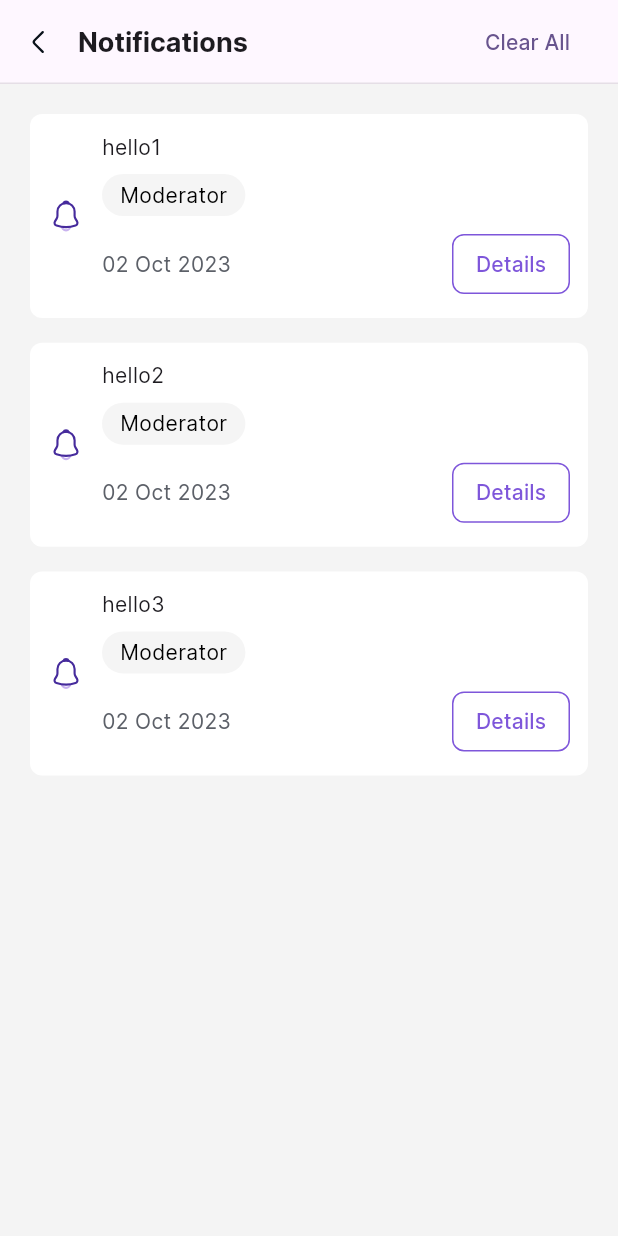
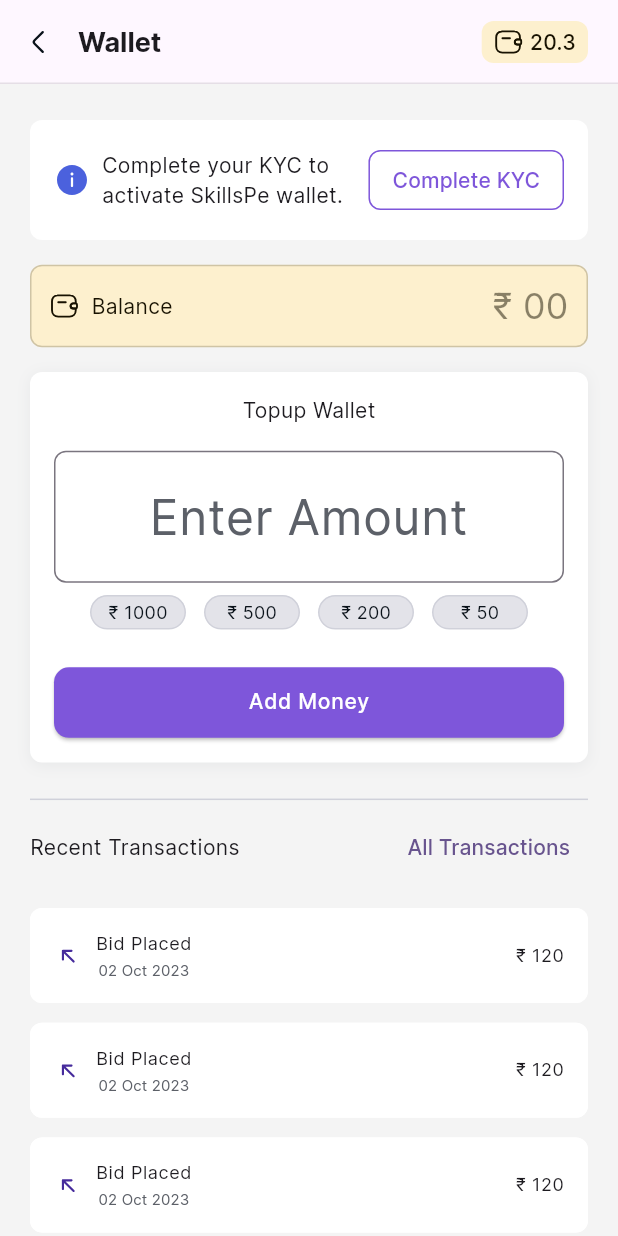
Before and after one commit to vanderduse/skillspe-Flutter-, a Flutter app: the screen it shows after launch, on a phone screen of 412 x 824 dp. Run offline on Flutter 3.47's test engine with Material 3 defaults, Android fonts, the phone set to English and light mode, and no system bars; our stand-ins replace auto_size_text, bloc, carousel_slider, country_code_picker, dio, dots_indicator and 8 more; missing offline and left inert: dart:ffi, flutter_firebase_recaptcha, wolt_modal_sheet; accounts and stored records are empty; project files that could hold a hidden picture were left out.

Commit message:
completed wallet ui
Signed-off-by: Ram Suthar <ramsuthar305@gmail.com>

```diff
--- a/lib/main.dart
+++ b/lib/main.dart
@@ -8,6 +8,7 @@ import 'package:skills_pe/screens/tournaments/create_tournament.dart';
 import 'package:skills_pe/screens/tournaments/edit_matches.dart';
 import 'package:skills_pe/screens/tournaments/main.dart';
 import 'package:skills_pe/screens/login_screens/main.dart';
+import 'package:skills_pe/screens/wallet/main.dart';
 import 'bloc/challenges_bloc.dart';
 
 void main() {
@@ -62,7 +63,7 @@ class MyApp extends StatelessWidget {
           fontFamily: 'Inter',
           useMaterial3: true,
         ),
-        home: const Notifications());
+        home: const Wallet());
   }
 }
 
--- /dev/null
+++ b/lib/screens/wallet/main.dart
@@ -0,0 +1,64 @@
+import 'package:flutter/material.dart';
+import 'package:flutter_svg/svg.dart';
+import 'package:skills_pe/screens/home_screens/main.dart';
+import 'package:skills_pe/screens/tournaments/widgets/create_team_bottom_sheet.dart';
+import 'package:skills_pe/screens/wallet/widgets/add_money_input_card.dart';
+import 'package:skills_pe/screens/wallet/widgets/kyc_pending_card.dart';
+import 'package:skills_pe/screens/wallet/widgets/transaction_details_card.dart';
+import 'package:skills_pe/screens/wallet/widgets/transaction_history_card.dart';
+import 'package:skills_pe/screens/wallet/widgets/transaction_history_header.dart';
+import 'package:skills_pe/screens/wallet/widgets/wallet_balance_card.dart';
+import 'package:skills_pe/sharedWidgets/card.dart';
+import 'package:skills_pe/sharedWidgets/vertical_separator.dart';
+
+class Wallet extends StatefulWidget {
+  const Wallet({super.key});
+
+  @override
+  State<Wallet> createState() => _WalletState();
+}
+
+class _WalletState extends State<Wallet> {
+  @override
+  Widget build(BuildContext context) {
+    return Scaffold(
+      backgroundColor: const Color(0xffF4F4F4),
+      appBar: navigationWithWallet("Wallet", 20.3),
+      body: SingleChildScrollView(
+        padding: EdgeInsets.symmetric(vertical: 24, horizontal: 20),
+        child: Column(
+          children: [
+            CompleteKycCard(),
+            VerticalSeparator(),
+            WalletBalance(),
+            VerticalSeparator(),
+            AddMoneyInputCard(),
+            const VerticalSeparator(),
+            const Divider(
+              color: Color(0xffD0D1DA),
+            ),
+            const TransactionHistoryHeader(),
+            const VerticalSeparator(),
+            ListView.separated(
+              shrinkWrap: true,
+              itemCount: 5,
+              separatorBuilder: (context, index) =>
+                  VerticalSeparator(heightFactor: 0.016),
+              itemBuilder: (context, index) {
+                return TransactionHistoryCard(
+                  onPress: () {
+                    // Handle onTap for each card
+                    BottomSheetManager.showGenericBottomSheet(context,
+                        TransactionDetailsCard(), "Transaction Details");
+                  },
+                );
+              },
+            )
+
+            // ListView.builder(itemBuilder: itemBuilder)
+          ],
+        ),
+      ),
+    );
+  }
+}
--- /dev/null
+++ b/lib/screens/wallet/widgets/add_money_input_card.dart
@@ -0,0 +1,85 @@
+import 'package:flutter/material.dart';
+import 'package:skills_pe/screens/wallet/widgets/large_numeric_text_field.dart';
+import 'package:skills_pe/sharedWidgets/card.dart';
+import 'package:skills_pe/sharedWidgets/clickable_chip.dart';
+import 'package:skills_pe/sharedWidgets/filled_btn.dart';
+import 'package:skills_pe/sharedWidgets/vertical_separator.dart';
+import 'package:skills_pe/utility/constants.dart';
+
+class AddMoneyInputCard extends StatefulWidget {
+  const AddMoneyInputCard({super.key});
+
+  @override
+  State<AddMoneyInputCard> createState() => _AddMoneyInputCardState();
+}
+
+class _AddMoneyInputCardState extends State<AddMoneyInputCard> {
+  bool isDisabled = false;
+  TextEditingController _amountController = TextEditingController();
+  final GlobalKey<FormState> _formKey = GlobalKey<FormState>();
+
+  @override
+  Widget build(BuildContext context) {
+    return CardWithShadow(
+      backgroundColor: Colors.white,
+      childWidget: Column(
+        children: [
+          const Text(TOPUP_WALLET),
+          const VerticalSeparator(),
+          Form(
+              key: _formKey,
+              child: Column(
+                children: [
+                  LargeNumericTextField(
+                      disabled: isDisabled,
+                      controller: _amountController,
+                      errorText: null //"Please enter the amount",
+                      ),
+                  const VerticalSeparator(
+                    heightFactor: 0.01,
+                  ),
+                  Wrap(
+                    spacing: 12.0, // Adjust the spacing between chips
+                    runSpacing:
+                        8.0, // Adjust the run spacing between chip lines
+                    children: TOPUP_AMOUNTS.map((element) {
+                      return ClickableChip(
+                        textColor: isDisabled
+                            ? const Color.fromARGB(255, 148, 148, 148)
+                            : const Color(0xff0A121A),
+                        chipColor: const Color(0xffD0D1DA),
+                        onPressed: () {
+                          if (!isDisabled)
+                            _amountController.text = element.toString();
+                        },
+                        text: '₹ $element',
+                      );
+                    }).toList(),
+                  ),
+                  const VerticalSeparator(
+                    heightFactor: 0.03,
+                  ),
+                  FilledBtn(
+                      label: ADD_MONEY,
+                      onPressed: () {
+                        _validate();
+                      },
+                      backgroundColor: Theme.of(context).primaryColor,
+                      textColor: Colors.white),
+                ],
+              ))
+        ],
+      ),
+    );
+  }
+
+  bool _validate() {
+    if (_formKey.currentState!.validate()) {
+      // Validated successfully, handle the form data
+      return true;
+    } else {
+      // Validation failed
+      return false;
+    }
+  }
+}
--- /dev/null
+++ b/lib/screens/wallet/widgets/kyc_pending_card.dart
@@ -0,0 +1,61 @@
+import 'package:flutter/material.dart';
+import 'package:flutter_svg/flutter_svg.dart';
+
+class CompleteKycCard extends StatelessWidget {
+  const CompleteKycCard({super.key});
+
+  @override
+  Widget build(BuildContext context) {
+    return Container(
+      decoration: const BoxDecoration(
+          color: Colors.white,
+          borderRadius: BorderRadius.all(Radius.circular(8))),
+      padding: EdgeInsets.all(16),
+      child: Row(
+        crossAxisAlignment: CrossAxisAlignment.center,
+        children: [
+          SizedBox(
+            height: 24,
+            width: 24,
+            child: SvgPicture.asset("assets/icons/info.svg"),
+          ),
+          const SizedBox(
+            width: 8,
+          ),
+          const Expanded(
+            child: Text(
+              "Complete your KYC to activate SkillsPe wallet.",
+              overflow: TextOverflow.ellipsis,
+              softWrap: true,
+              maxLines: 2,
+            ),
+          ),
+          const SizedBox(
+            width: 8,
+          ),
+          OutlinedButton(
+            onPressed: () {},
+            style: OutlinedButton.styleFrom(
+              padding: const EdgeInsets.symmetric(
+                vertical: 8,
+                horizontal: 16,
+              ),
+              side: BorderSide(
+                color: Theme.of(context).primaryColor,
+              ),
+              shape: RoundedRectangleBorder(
+                borderRadius: BorderRadius.circular(8.0),
+              ),
+            ),
+            child: Text(
+              'Complete KYC',
+              style: TextStyle(
+                color: Theme.of(context).primaryColor,
+              ),
+            ),
+          )
+        ],
+      ),
+    );
+  }
+}
--- /dev/null
+++ b/lib/screens/wallet/widgets/large_numeric_text_field.dart
@@ -0,0 +1,71 @@
+import 'package:flutter/material.dart';
+import 'package:flutter/services.dart';
+
+class LargeNumericTextField extends StatelessWidget {
+  const LargeNumericTextField({
+    Key? key,
+    required this.controller,
+    required this.errorText,
+    this.disabled = false,
+  }) : super(key: key);
+
+  final TextEditingController controller;
+  final String? errorText;
+  final bool disabled;
+
+  @override
+  Widget build(BuildContext context) {
+    return TextFormField(
+      controller: controller,
+      keyboardType: const TextInputType.numberWithOptions(decimal: true),
+      inputFormatters: [
+        FilteringTextInputFormatter.allow(RegExp(r'^\d+\.?\d{0,2}$')),
+      ],
+      style: TextStyle(
+        color: disabled ? Colors.grey : Colors.black,
+        fontSize: 32.0,
+        fontFamily: 'Inter',
+        fontStyle: FontStyle.normal,
+        fontWeight: FontWeight.w400,
+        decoration: TextDecoration.none,
+      ),
+      textAlign: TextAlign.center,
+      decoration: InputDecoration(
+        contentPadding: const EdgeInsets.symmetric(
+          vertical: 20.0,
+          horizontal: 16.0,
+        ),
+        hintText: 'Enter Amount',
+        hintStyle: TextStyle(
+          color: disabled ? Colors.grey : Color(0xFF5C6068),
+        ),
+        border: OutlineInputBorder(
+          borderRadius: BorderRadius.circular(8.0),
+          borderSide: BorderSide(
+            color: disabled ? Colors.grey : Color(0xFFD0D1DA),
+            width: 1.0,
+          ),
+        ),
+        focusedBorder: OutlineInputBorder(
+          borderRadius: BorderRadius.circular(8.0),
+          borderSide: BorderSide(
+            color: disabled ? Colors.grey : Color(0xFFD0D1DA),
+            width: 1.0,
+          ),
+        ),
+        errorText: errorText,
+      ),
+      validator: (value) {
+        if (disabled) {
+          return null; // No validation for disabled state
+        }
+        if (value == null || value.isEmpty) {
+          return 'Please enter a valid number.';
+        }
+        // You can add more specific validation logic if needed
+        return null;
+      },
+      enabled: !disabled,
+    );
+  }
+}
--- /dev/null
+++ b/lib/screens/wallet/widgets/transaction_details_card.dart
@@ -0,0 +1,71 @@
+import 'package:flutter/material.dart';
+import 'package:flutter_svg/flutter_svg.dart';
+import 'package:skills_pe/screens/wallet/widgets/transaction_id_card.dart';
+import 'package:skills_pe/sharedWidgets/filled_btn.dart';
+import 'package:skills_pe/sharedWidgets/vertical_separator.dart';
+import 'package:skills_pe/utility/constants.dart';
+
+class TransactionDetailsCard extends StatelessWidget {
+  const TransactionDetailsCard({Key? key});
+
+  @override
+  Widget build(BuildContext context) {
+    return Container(
+      decoration: BoxDecoration(color: Colors.white),
+      child: Column(
+        mainAxisAlignment: MainAxisAlignment.start,
+        crossAxisAlignment:
+            CrossAxisAlignment.start, // Align items to the start
+        children: [
+          Padding(
+            padding: EdgeInsets.symmetric(vertical: 24, horizontal: 20),
+            child: Column(
+              mainAxisAlignment: MainAxisAlignment.start,
+              crossAxisAlignment:
+                  CrossAxisAlignment.start, // Align items to the start
+              children: [
+                SvgPicture.asset('assets/icons/debited.svg'),
+                SizedBox(
+                  height: 4,
+                ),
+                Text(
+                  '₹ 120',
+                  style: TextStyle(
+                    color: Color(0xFF181201),
+                    fontSize: 20,
+                    fontFamily: 'Inter',
+                    fontWeight: FontWeight.w400,
+                    height: 0,
+                  ),
+                ),
+                VerticalSeparator(),
+                Text('Bid Placed for challenge <Challenge name>',
+                    style: Theme.of(context).textTheme.bodyMedium),
+                VerticalSeparator(heightFactor: .03),
+                TransactionIdCard(
+                  transactionId: '#GFSGS123456',
+                  date: 'January 7, 2024',
+                ),
+                VerticalSeparator(),
+                Container(
+                  width: double.infinity,
+                  child: TextButton(onPressed: () {}, child: Text(NEED_HELP)),
+                ),
+              ],
+            ),
+          ),
+          Divider(color: Colors.black.withOpacity(0.10000000149011612)),
+          Padding(
+            padding: EdgeInsets.symmetric(vertical: 16, horizontal: 20),
+            child: FilledBtn(
+              label: SHARE,
+              onPressed: () {},
+              backgroundColor: Theme.of(context).primaryColor,
+              textColor: Colors.white,
+            ),
+          ),
+        ],
+      ),
+    );
+  }
+}
--- /dev/null
+++ b/lib/screens/wallet/widgets/transaction_history_card.dart
@@ -0,0 +1,64 @@
+import 'package:flutter/material.dart';
+import 'package:flutter_svg/flutter_svg.dart';
+import 'package:skills_pe/sharedWidgets/card.dart';
+import 'package:skills_pe/sharedWidgets/clickable_card.dart';
+import 'package:skills_pe/sharedWidgets/vertical_separator.dart';
+
+class TransactionHistoryCard extends StatelessWidget {
+  final VoidCallback? onPress;
+
+  const TransactionHistoryCard({Key? key, this.onPress}) : super(key: key);
+
+  @override
+  Widget build(BuildContext context) {
+    return ClickableCard(
+      onPressed: onPress,
+      backgroundColor: Colors.white,
+      childWidget: Row(
+        mainAxisAlignment: MainAxisAlignment.spaceBetween,
+        crossAxisAlignment: CrossAxisAlignment.center,
+        children: [
+          Row(
+            children: [
+              SizedBox(
+                height: 20,
+                width: 20,
+                child: SvgPicture.asset('assets/icons/debited.svg'),
+              ),
+              const SizedBox(
+                width: 8,
+              ),
+              Column(
+                children: [
+                  Text(
+                    'Bid Placed',
+                    textAlign: TextAlign.center,
+                    style: Theme.of(context).textTheme.bodySmall,
+                  ),
+                  const VerticalSeparator(
+                    heightFactor: 0.004,
+                  ),
+                  Text(
+                    '02 Oct 2023',
+                    style: TextStyle(
+                      color: Color(0xFF5C6068),
+                      fontSize: 10,
+                      fontFamily: 'Inter',
+                      fontWeight: FontWeight.w400,
+                      height: 0,
+                    ),
+                  ),
+                ],
+              )
+            ],
+          ),
+          Text(
+            '₹ 120',
+            textAlign: TextAlign.right,
+            style: Theme.of(context).textTheme.bodySmall,
+          ),
+        ],
+      ),
+    );
+  }
+}
--- /dev/null
+++ b/lib/screens/wallet/widgets/transaction_history_header.dart
@@ -0,0 +1,17 @@
+import 'package:flutter/material.dart';
+import 'package:skills_pe/utility/constants.dart';
+
+class TransactionHistoryHeader extends StatelessWidget {
+  const TransactionHistoryHeader({super.key});
+
+  @override
+  Widget build(BuildContext context) {
+    return Row(
+      mainAxisAlignment: MainAxisAlignment.spaceBetween,
+      children: [
+        Text(RECENT_TRANSACTIONS),
+        TextButton(onPressed: () {}, child: Text(ALL_TRANSACTIONS))
+      ],
+    );
+  }
+}
--- /dev/null
+++ b/lib/screens/wallet/widgets/transaction_id_card.dart
@@ -0,0 +1,54 @@
+import 'package:flutter/material.dart';
+import 'package:flutter_svg/svg.dart';
+import 'package:skills_pe/utility/constants.dart';
+
+class TransactionIdCard extends StatelessWidget {
+  final String date;
+  final String transactionId;
+  final VoidCallback? onPressed;
+
+  const TransactionIdCard({
+    Key? key,
+    required this.date,
+    required this.transactionId,
+    this.onPressed,
+  }) : super(key: key);
+
+  @override
+  Widget build(BuildContext context) {
+    return Container(
+      padding: const EdgeInsets.all(16),
+      decoration: ShapeDecoration(
+        color: Color(0xFFF4F4F4),
+        shape: RoundedRectangleBorder(borderRadius: BorderRadius.circular(8)),
+      ),
+      child: Row(
+        mainAxisAlignment: MainAxisAlignment.spaceBetween,
+        children: [
+          Text(date, style: Theme.of(context).textTheme.bodySmall),
+          Row(
+            mainAxisAlignment: MainAxisAlignment.spaceBetween,
+            children: [
+              Text(TRANSACTION_ID,
+                  style: Theme.of(context).textTheme.bodySmall),
+              const SizedBox(width: 4),
+              Text(
+                transactionId,
+                textAlign: TextAlign.right,
+                style: TextStyle(
+                  color: Color(0xFF181201),
+                  fontSize: 12,
+                  fontFamily: 'Inter',
+                  fontWeight: FontWeight.w500,
+                  height: 0,
+                ),
+              ),
+              const SizedBox(width: 8),
+              SvgPicture.asset("assets/icons/copy.svg")
+            ],
+          ),
+        ],
+      ),
+    );
+  }
+}
--- /dev/null
+++ b/lib/screens/wallet/widgets/wallet_balance_card.dart
@@ -0,0 +1,63 @@
+import 'package:flutter/material.dart';
+import 'package:flutter_svg/flutter_svg.dart';
+
+class WalletBalance extends StatelessWidget {
+  const WalletBalance({super.key});
+
+  @override
+  Widget build(BuildContext context) {
+    return Container(
+      padding: const EdgeInsets.all(12),
+      decoration: ShapeDecoration(
+          color: const Color(0xFFFDF0CE),
+          shape: RoundedRectangleBorder(
+            side: const BorderSide(width: 1, color: Color(0x33181201)),
+            borderRadius: BorderRadius.circular(8),
+          )),
+      child: Row(
+        mainAxisAlignment: MainAxisAlignment.spaceBetween,
+        crossAxisAlignment: CrossAxisAlignment.center,
+        children: [
+          Row(
+            children: [
+              SizedBox(
+                width: 20,
+                height: 20,
+                child: SvgPicture.asset("assets/icons/wallet.svg"),
+              ),
+              const SizedBox(
+                width: 8,
+              ),
+              const Text(
+                "Balance",
+                style: TextStyle(
+                  color: Color(0xFF181201),
+                  fontSize: 14,
+                  fontFamily: 'Inter',
+                  fontWeight: FontWeight.w400,
+                  height: 0,
+                ),
+              )
+            ],
+          ),
+          SizedBox(
+            child: Opacity(
+              opacity: 0.50,
+              child: Text(
+                '₹ 00',
+                textAlign: TextAlign.right,
+                style: TextStyle(
+                  color: Color(0xFF181201),
+                  fontSize: 24,
+                  fontFamily: 'Inter',
+                  fontWeight: FontWeight.w400,
+                  height: 0,
+                ),
+              ),
+            ),
+          ),
+        ],
+      ),
+    );
+  }
+}
--- /dev/null
+++ b/lib/sharedWidgets/card.dart
@@ -0,0 +1,29 @@
+import 'package:flutter/material.dart';
+
+class CardWithShadow extends StatelessWidget {
+  final Color backgroundColor;
+  final Widget childWidget;
+  const CardWithShadow(
+      {super.key, required this.backgroundColor, required this.childWidget});
+
+  @override
+  Widget build(BuildContext context) {
+    return Container(
+      width: double.infinity,
+      padding: const EdgeInsets.all(16),
+      decoration: ShapeDecoration(
+        shape: RoundedRectangleBorder(borderRadius: BorderRadius.circular(8)),
+        color: backgroundColor,
+        shadows: const [
+          BoxShadow(
+            color: Color(0x19717C86),
+            blurRadius: 8,
+            offset: Offset(0, 2),
+            spreadRadius: 0,
+          )
+        ],
+      ),
+      child: childWidget,
+    );
+  }
+}
--- /dev/null
+++ b/lib/sharedWidgets/clickable_card.dart
@@ -0,0 +1,31 @@
+import 'package:flutter/material.dart';
+
+class ClickableCard extends StatelessWidget {
+  final Color backgroundColor;
+  final Widget childWidget;
+  final VoidCallback? onPressed;
+
+  const ClickableCard(
+      {super.key,
+      required this.backgroundColor,
+      required this.childWidget,
+      required this.onPressed});
+
+  @override
+  Widget build(BuildContext context) {
+    return OutlinedButton(
+      onPressed: onPressed,
+      style: OutlinedButton.styleFrom(
+        backgroundColor: backgroundColor,
+        padding: const EdgeInsets.all(16),
+        side: BorderSide(
+          color: backgroundColor,
+        ),
+        shape: RoundedRectangleBorder(
+          borderRadius: BorderRadius.circular(8.0),
+        ),
+      ),
+      child: childWidget,
+    );
+  }
+}
--- /dev/null
+++ b/lib/sharedWidgets/clickable_chip.dart
@@ -0,0 +1,54 @@
+import 'package:flutter/material.dart';
+
+class ClickableChip extends StatelessWidget {
+  final Color textColor;
+  final Color chipColor;
+  final VoidCallback? onPressed;
+  final String text;
+
+  const ClickableChip({
+    Key? key,
+    required this.textColor,
+    required this.chipColor,
+    this.onPressed,
+    required this.text,
+  }) : super(key: key);
+
+  @override
+  Widget build(BuildContext context) {
+    Color borderColor = chipColor;
+
+    return GestureDetector(
+      onTap: onPressed,
+      child: Material(
+        clipBehavior: Clip.antiAlias,
+        shape: RoundedRectangleBorder(
+          side: BorderSide(width: 1, color: borderColor),
+          borderRadius: BorderRadius.circular(20),
+        ),
+        color: chipColor.withOpacity(0.6),
+        child: Container(
+          constraints: BoxConstraints(minWidth: 64),
+          padding: const EdgeInsets.symmetric(horizontal: 8, vertical: 4),
+          child: Row(
+            mainAxisSize: MainAxisSize.min,
+            mainAxisAlignment: MainAxisAlignment.center,
+            crossAxisAlignment: CrossAxisAlignment.center,
+            children: [
+              Text(
+                text,
+                style: TextStyle(
+                  color: textColor,
+                  fontSize: 12,
+                  fontFamily: 'Inter',
+                  fontWeight: FontWeight.w400,
+                  height: 0,
+                ),
+              ),
+            ],
+          ),
+        ),
+      ),
+    );
+  }
+}
--- a/lib/utility/constants.dart
+++ b/lib/utility/constants.dart
@@ -104,3 +104,13 @@ const TEAMS = "Teams";
 // Notifications
 const NOTIFICATIONS = "Notifications";
 const CLEAR_ALL = "Clear All";
+
+// Wallet
+const NEED_HELP = "Need Help?";
+const SHARE = "Share";
+const RECENT_TRANSACTIONS = "Recent Transactions";
+const ALL_TRANSACTIONS = "All Transactions";
+const TRANSACTION_ID = 'Txn ID:';
+const ADD_MONEY = "Add Money";
+const TOPUP_WALLET = "Topup Wallet";
+const TOPUP_AMOUNTS = [1000, 500, 200, 50];
```
Also changed, not shown: assets/icons/copy.svg (added), assets/icons/credited.svg (added), assets/icons/debited.svg (added).
